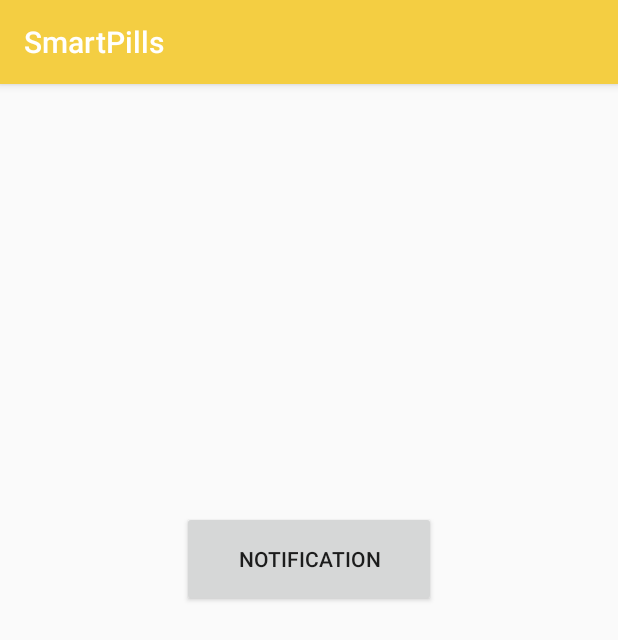
After one commit to comkio/SmartPills, an Android app: the NotificationsActivity screen opened directly, with no data from a screen before it, on a phone screen of 412 x 824 dp. The commit adds this screen. Shown: the top 640 px of the screen. Run offline under Robolectric (Android 15) with nearby library versions, the phone set to English and light mode, and no system bars.

Commit message:
Notif item

```diff
--- a/app/build.gradle
+++ b/app/build.gradle
@@ -27,8 +27,10 @@ dependencies {
     testImplementation 'junit:junit:4.12'
     implementation 'com.android.support:design:27.1.1'
     androidTestImplementation 'com.android.support.test:runner:1.0.2'
+    implementation "com.android.support:support-compat:27.1.1"
     androidTestImplementation 'com.android.support.test.espresso:espresso-core:3.0.2'
     implementation 'android.arch.persistence.room:runtime:1.0.0'
     annotationProcessor 'android.arch.persistence.room:compiler:1.0.0'
     implementation 'com.firebaseui:firebase-ui-firestore:3.2.2'
+    implementation 'com.github.sundeepk:compact-calendar-view:2.0.3-beta'
 }
--- /dev/null
+++ b/app/src/main/java/upf/edu/smartpills/NotificationsActivity.java
@@ -0,0 +1,53 @@
+package upf.edu.smartpills;
+
+import android.app.Notification;
+import android.app.NotificationManager;
+import android.app.PendingIntent;
+import android.content.Context;
+import android.content.Intent;
+import android.graphics.BitmapFactory;
+import android.support.v4.app.NotificationCompat;
+import android.support.v4.view.GravityCompat;
+import android.support.v4.widget.DrawerLayout;
+import android.support.v7.app.AppCompatActivity;
+import android.os.Bundle;
+import android.view.View;
+import android.widget.Button;
+
+public class NotificationsActivity extends AppCompatActivity {
+
+
+    Button button;
+    @Override
+    protected void onCreate(Bundle savedInstanceState) {
+        super.onCreate(savedInstanceState);
+        setContentView(R.layout.activity_notifications);
+
+        button = findViewById(R.id.notifButton);
+        button.setOnClickListener(new View.OnClickListener() {
+            @Override
+            public void onClick(View v) {
+                myNotifications();
+            }
+        });
+
+    }
+
+    public void myNotifications(){
+        NotificationCompat.Builder notificationBuilder = new NotificationCompat.Builder(this).
+                setDefaults(NotificationCompat.DEFAULT_ALL).setSmallIcon(R.drawable.ic_notifications).
+                setLargeIcon(BitmapFactory.decodeResource(getResources(),R.drawable.ic_notifications)).setContentTitle("Pill Time!").
+                setContentText("Its time for the blue pill;)");
+        NotificationManager notificationManager = (NotificationManager) getSystemService(Context.NOTIFICATION_SERVICE);
+        notificationManager.notify(1,notificationBuilder.build());
+    }
+
+    @Override
+    public void onBackPressed() {
+        Intent profile = new Intent(NotificationsActivity.this, CalendarActivity.class);
+        startActivity(profile);
+        //Transition Animation
+        overridePendingTransition(R.anim.zoom_back_in, R.anim.zoom_back_out);
+        finish();
+    }
+}
--- /dev/null
+++ b/app/src/main/res/layout/activity_notifications.xml
@@ -0,0 +1,22 @@
+<?xml version="1.0" encoding="utf-8"?>
+<android.support.constraint.ConstraintLayout xmlns:android="http://schemas.android.com/apk/res/android"
+    xmlns:app="http://schemas.android.com/apk/res-auto"
+    xmlns:tools="http://schemas.android.com/tools"
+    android:layout_width="match_parent"
+    android:layout_height="match_parent"
+    tools:context=".NotificationsActivity">
+
+
+    <Button
+        android:id="@+id/notifButton"
+        android:layout_width="169dp"
+        android:layout_height="64dp"
+        android:layout_marginBottom="291dp"
+        android:layout_marginTop="156dp"
+        android:text="Notification"
+        app:layout_constraintBottom_toBottomOf="parent"
+        app:layout_constraintEnd_toEndOf="parent"
+        app:layout_constraintStart_toStartOf="parent"
+        app:layout_constraintTop_toTopOf="parent" />
+
+</android.support.constraint.ConstraintLayout>
--- a/app/src/main/res/layout/my_header.xml
+++ b/app/src/main/res/layout/my_header.xml
@@ -20,6 +20,7 @@
         android:paddingTop="@dimen/nav_header_vertical_spacing"
         android:src="@drawable/fazul" />
 
+
     <TextView
         android:layout_width="match_parent"
         android:layout_height="wrap_content"
```
Also changed, not shown: app/src/main/AndroidManifest.xml (+18 -22 lines), app/src/main/java/upf/edu/smartpills/CalendarActivity.java (+15 -0 lines), app/src/main/java/upf/edu/smartpills/TreatmentsActivity.java (+2 -23 lines).
